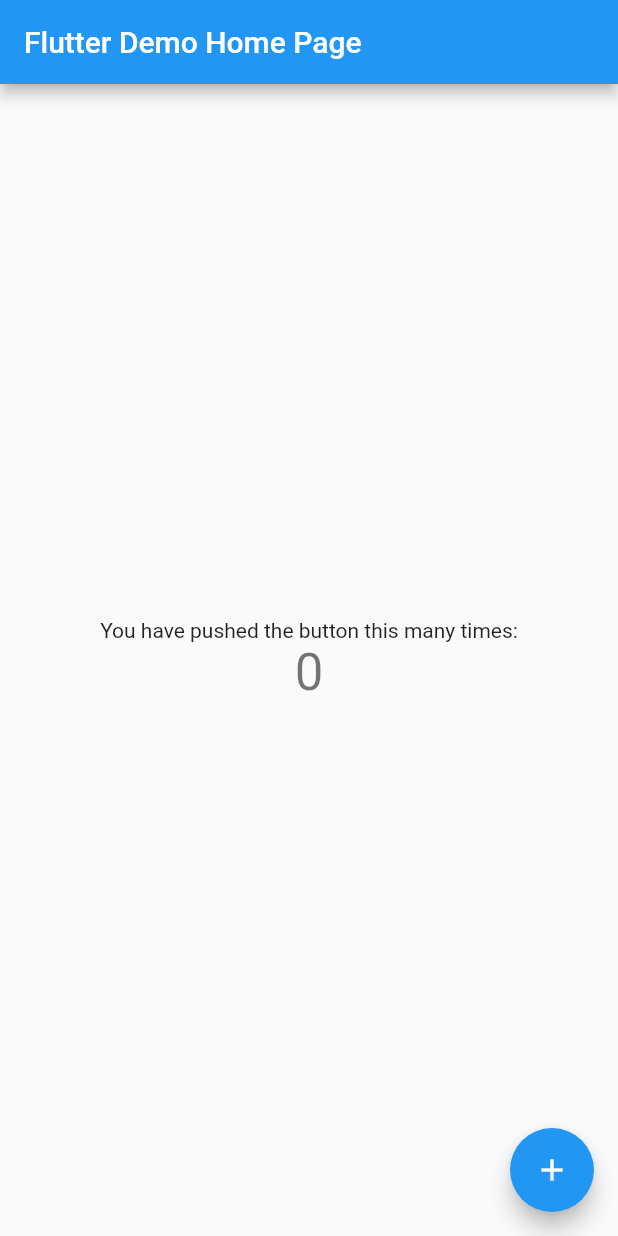
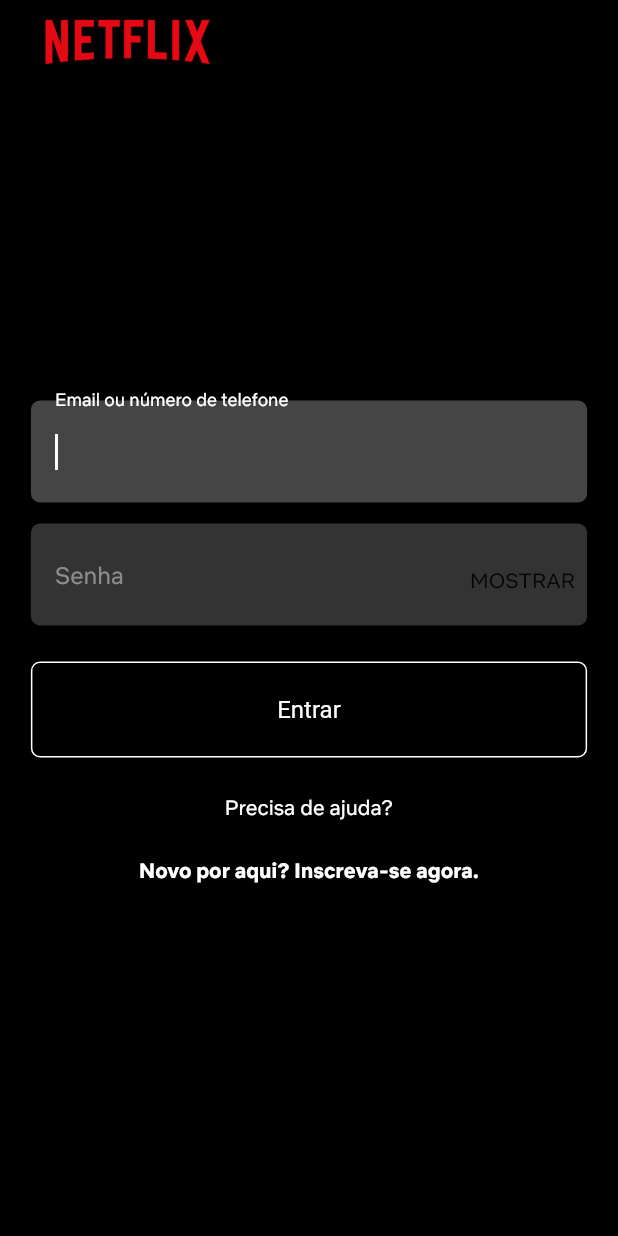
Before and after one commit to viniciusmoraisxd/netflix_clone, a Flutter app: the screen it shows after launch, on a phone screen of 412 x 824 dp. Run offline on Flutter 3.47's test engine with Material 2 defaults, Android fonts, the phone set to English and light mode, and no system bars.

Commit message:
feat: Login Page

```diff
--- a/lib/main.dart
+++ b/lib/main.dart
@@ -1,4 +1,6 @@
 import 'package:flutter/material.dart';
+import 'package:netflix_clone/presentation/pages/sign_in/sign_in_page.dart';
+import 'package:netflix_clone/shared/themes/themes.dart';
 
 void main() {
   runApp(const MyApp());
@@ -11,105 +13,10 @@ class MyApp extends StatelessWidget {
   @override
   Widget build(BuildContext context) {
     return MaterialApp(
-      title: 'Flutter Demo',
-      theme: ThemeData(
-        // This is the theme of your application.
-        //
-        // Try running your application with "flutter run". You'll see the
-        // application has a blue toolbar. Then, without quitting the app, try
-        // changing the primarySwatch below to Colors.green and then invoke
-        // "hot reload" (press "r" in the console where you ran "flutter run",
-        // or simply save your changes to "hot reload" in a Flutter IDE).
-        // Notice that the counter didn't reset back to zero; the application
-        // is not restarted.
-        primarySwatch: Colors.blue,
-      ),
-      home: const MyHomePage(title: 'Flutter Demo Home Page'),
+      debugShowCheckedModeBanner: false,
+      title: 'Netflix Clone App',
+      theme: AppTheme.nfTheme,
+      home: const SignInPage(),
     );
   }
 }
-
-class MyHomePage extends StatefulWidget {
-  const MyHomePage({Key? key, required this.title}) : super(key: key);
-
-  // This widget is the home page of your application. It is stateful, meaning
-  // that it has a State object (defined below) that contains fields that affect
-  // how it looks.
-
-  // This class is the configuration for the state. It holds the values (in this
-  // case the title) provided by the parent (in this case the App widget) and
-  // used by the build method of the State. Fields in a Widget subclass are
-  // always marked "final".
-
-  final String title;
-
-  @override
-  State<MyHomePage> createState() => _MyHomePageState();
-}
-
-class _MyHomePageState extends State<MyHomePage> {
-  int _counter = 0;
-
-  void _incrementCounter() {
-    setState(() {
-      // This call to setState tells the Flutter framework that something has
-      // changed in this State, which causes it to rerun the build method below
-      // so that the display can reflect the updated values. If we changed
-      // _counter without calling setState(), then the build method would not be
-      // called again, and so nothing would appear to happen.
-      _counter++;
-    });
-  }
-
-  @override
-  Widget build(BuildContext context) {
-    // This method is rerun every time setState is called, for instance as done
-    // by the _incrementCounter method above.
-    //
-    // The Flutter framework has been optimized to make rerunning build methods
-    // fast, so that you can just rebuild anything that needs updating rather
-    // than having to individually change instances of widgets.
-    return Scaffold(
-      appBar: AppBar(
-        // Here we take the value from the MyHomePage object that was created by
-        // the App.build method, and use it to set our appbar title.
-        title: Text(widget.title),
-      ),
-      body: Center(
-        // Center is a layout widget. It takes a single child and positions it
-        // in the middle of the parent.
-        child: Column(
-          // Column is also a layout widget. It takes a list of children and
-          // arranges them vertically. By default, it sizes itself to fit its
-          // children horizontally, and tries to be as tall as its parent.
-          //
-          // Invoke "debug painting" (press "p" in the console, choose the
-          // "Toggle Debug Paint" action from the Flutter Inspector in Android
-          // Studio, or the "Toggle Debug Paint" command in Visual Studio Code)
-          // to see the wireframe for each widget.
-          //
-          // Column has various properties to control how it sizes itself and
-          // how it positions its children. Here we use mainAxisAlignment to
-          // center the children vertically; the main axis here is the vertical
-          // axis because Columns are vertical (the cross axis would be
-          // horizontal).
-          mainAxisAlignment: MainAxisAlignment.center,
-          children: <Widget>[
-            const Text(
-              'You have pushed the button this many times:',
-            ),
-            Text(
-              '$_counter',
-              style: Theme.of(context).textTheme.headline4,
-            ),
-          ],
-        ),
-      ),
-      floatingActionButton: FloatingActionButton(
-        onPressed: _incrementCounter,
-        tooltip: 'Increment',
-        child: const Icon(Icons.add),
-      ), // This trailing comma makes auto-formatting nicer for build methods.
-    );
-  }
-}
--- /dev/null
+++ b/lib/presentation/pages/sign_in/sign_in_page.dart
@@ -0,0 +1,76 @@
+import 'package:flutter/material.dart';
+import 'package:netflix_clone/shared/themes/app_color.dart';
+import 'package:netflix_clone/shared/themes/app_images.dart';
+import 'package:netflix_clone/shared/widgets/widgets.dart';
+
+class SignInPage extends StatelessWidget {
+  const SignInPage({Key? key}) : super(key: key);
+
+  @override
+  Widget build(BuildContext context) {
+    return Scaffold(
+      backgroundColor: AppColors.black,
+      appBar: AppBar(
+        backgroundColor: AppColors.black,
+        elevation: 0,
+        title: Image.asset(
+          AppImages.nfLogo,
+          height: 58,
+        ),
+      ),
+      body: LayoutBuilder(
+        builder: (context, constraints) {
+          return ListView(children: [
+            Container(
+              constraints: BoxConstraints(maxHeight: constraints.maxHeight),
+              padding:
+                  EdgeInsets.symmetric(horizontal: constraints.maxWidth * 0.05),
+              child: Column(
+                mainAxisAlignment: MainAxisAlignment.center,
+                children: [
+                  const CustomTextFormField(
+                    autoFocus: true,
+                    label: "Email ou número de telefone",
+                  ),
+                  const SizedBox(
+                    height: 14,
+                  ),
+                  const CustomTextFormField(
+                    label: "Senha",
+                    obscureText: true,
+                    suffix: Padding(
+                      padding: EdgeInsets.only(right: 8.0),
+                      child: Text(
+                        "MOSTRAR",
+                        style: TextStyle(height: 3),
+                      ),
+                    ),
+                  ),
+                  Container(
+                    margin: const EdgeInsets.symmetric(vertical: 24),
+                    child: OutlinedButton(
+                      onPressed: () {},
+                      child: const Text("Entrar"),
+                    ),
+                  ),
+                  const Text(
+                    "Precisa de ajuda?",
+                    style: TextStyle(color: AppColors.white),
+                  ),
+                  Container(
+                    padding: const EdgeInsets.symmetric(vertical: 24),
+                    child: const Text("Novo por aqui? Inscreva-se agora.",
+                        style: TextStyle(
+                          color: AppColors.white,
+                          fontWeight: FontWeight.w600,
+                        )),
+                  ),
+                ],
+              ),
+            ),
+          ]);
+        },
+      ),
+    );
+  }
+}
--- /dev/null
+++ b/lib/shared/themes/app_color.dart
@@ -0,0 +1,32 @@
+import 'package:flutter/material.dart';
+
+class AppColors {
+  static MaterialColor primaryCustomColor =
+      MaterialColor(0xFFE6821E, customColor);
+
+  static Color netflixRed = const Color(0xFFe50914);
+  static Color primaryColor = const Color(0xFFe50914);
+  static Color bodyBackgroundColor = const Color(0xFFF3F3F3);
+  static Color cardBackgroundColor = const Color.fromRGBO(0, 0, 0, 0.75);
+  static Color unfocusBgColor = const Color(0xff333333);
+  static Color focusBgColor = const Color(0xFF454545);
+  static Color fontColorGrey = const Color(0xFF8c8c8c);
+
+
+
+  static const Color white = Colors.white;
+  static const Color black = Colors.black;
+}
+
+Map<int, Color> customColor = {
+  50: const Color.fromRGBO(230, 130, 30, 0.1),
+  100: const Color.fromRGBO(230, 130, 30, 0.2),
+  200: const Color.fromRGBO(230, 130, 30, 0.3),
+  300: const Color.fromRGBO(230, 130, 30, 0.4),
+  400: const Color.fromRGBO(230, 130, 30, 0.5),
+  500: const Color.fromRGBO(230, 130, 30, 0.6),
+  600: const Color.fromRGBO(230, 130, 30, 0.7),
+  700: const Color.fromRGBO(230, 130, 30, 0.8),
+  800: const Color.fromRGBO(230, 130, 30, 0.9),
+  900: const Color.fromRGBO(230, 130, 30, 1),
+};
--- /dev/null
+++ b/lib/shared/themes/app_images.dart
@@ -0,0 +1,6 @@
+class AppImages {
+  static const nfLogo = "$path/n_logo.png";
+  static const nfSymbol = "$path/n_symbol.png";
+}
+
+const String path = "assets/images/logo";
--- /dev/null
+++ b/lib/shared/themes/app_theme.dart
@@ -0,0 +1,43 @@
+import 'package:flutter/material.dart';
+
+import 'app_color.dart';
+
+class AppTheme {
+  static ThemeData get nfTheme => ThemeData(
+
+      backgroundColor: AppColors.black,
+      useMaterial3: false,
+      fontFamily: 'NetflixSans',
+      primarySwatch: AppColors.primaryCustomColor,
+      elevatedButtonTheme: ElevatedButtonThemeData(
+        style: ElevatedButton.styleFrom(
+          minimumSize: const Size.fromHeight(52),
+          textStyle: const TextStyle(
+            fontSize: 14,
+            fontWeight: FontWeight.bold,
+          ),
+          elevation: 0,
+          shape: RoundedRectangleBorder(
+            borderRadius: BorderRadius.circular(30),
+          ),
+          primary: AppColors.primaryColor,
+        ),
+      ),
+      outlinedButtonTheme: OutlinedButtonThemeData(
+        style: OutlinedButton.styleFrom(
+          minimumSize: const Size.fromHeight(64),
+          textStyle: const TextStyle(
+            fontSize: 16,
+            fontWeight: FontWeight.w400,
+          ),
+          elevation: 0,
+          shape: RoundedRectangleBorder(
+            borderRadius: BorderRadius.circular(6),
+          ),
+          side: const BorderSide(
+            color: AppColors.white,
+          ),
+          primary: AppColors.white
+        ),
+      ));
+}
--- /dev/null
+++ b/lib/shared/themes/app_typography.dart
@@ -0,0 +1,9 @@
+import 'package:flutter/material.dart';
+
+class AppTypography {
+  static TextStyle? appBarTextTheme(BuildContext context, {Color? color}) =>
+      Theme.of(context).textTheme.subtitle1?.copyWith(
+          color: color ?? Colors.white,
+          fontSize: 18,
+          fontWeight: FontWeight.w600);
+}
--- /dev/null
+++ b/lib/shared/themes/themes.dart
@@ -0,0 +1,4 @@
+export './app_color.dart';
+export './app_theme.dart';
+export './app_images.dart';
+export './app_typography.dart';
--- /dev/null
+++ b/lib/shared/widgets/custom_text_form_field_widget.dart
@@ -0,0 +1,106 @@
+import 'package:flutter/material.dart';
+import 'package:flutter/services.dart';
+import 'package:netflix_clone/shared/themes/app_color.dart';
+
+class CustomTextFormField extends StatefulWidget {
+  final TextEditingController? controller;
+  final String label;
+  final Function(String)? onChanged;
+  final Widget? suffix;
+  final TextInputType? textInputType;
+  final bool? enabled;
+  final bool? autoFocus;
+  final bool? obscureText;
+  final int? maxLength;
+  final String? errorText;
+  final String? helpText;
+  final String? prefixText;
+  final String? initialText;
+  final List<TextInputFormatter>? inputFormatters;
+
+  final String? Function(String?)? validator;
+
+  const CustomTextFormField({
+    Key? key,
+    required this.label,
+    this.onChanged,
+    this.suffix,
+    this.textInputType,
+    this.enabled,
+    this.autoFocus,
+    this.maxLength,
+    this.errorText,
+    this.obscureText,
+    this.controller,
+    this.helpText,
+    this.prefixText,
+    this.initialText,
+    this.inputFormatters,
+    this.validator,
+  }) : super(key: key);
+
+  @override
+  State<CustomTextFormField> createState() => _CustomTextFormFieldState();
+}
+
+class _CustomTextFormFieldState extends State<CustomTextFormField> {
+  final FocusNode _textFieldFocus = FocusNode();
+  Color _color = AppColors.unfocusBgColor;
+
+  @override
+  void initState() {
+    _textFieldFocus.addListener(() {
+      if (_textFieldFocus.hasFocus) {
+        setState(() {
+          _color = AppColors.focusBgColor;
+        });
+      } else {
+        setState(() {
+          _color = AppColors.unfocusBgColor;
+        });
+      }
+    });
+    super.initState();
+  }
+
+  @override
+  Widget build(BuildContext context) {
+    return TextFormField(
+      focusNode: _textFieldFocus,
+      inputFormatters: widget.inputFormatters,
+      autofocus: widget.autoFocus ?? false,
+      autovalidateMode: AutovalidateMode.onUserInteraction,
+      validator: widget.validator,
+      initialValue: widget.initialText,
+      controller: widget.initialText == null ? widget.controller : null,
+      onChanged: widget.onChanged,
+      keyboardType: widget.textInputType,
+      obscureText: widget.obscureText ?? false,
+      keyboardAppearance: Brightness.dark,
+      cursorHeight: 24,
+      cursorColor: AppColors.white,
+      style: const TextStyle(
+          color: AppColors.white, decoration: TextDecoration.none),
+      decoration: InputDecoration(
+          filled: true,
+          fillColor: _color,
+          border: OutlineInputBorder(
+            borderSide: BorderSide.none,
+            borderRadius: BorderRadius.circular(6),
+          ),
+          labelText: widget.label,
+          labelStyle: TextStyle(color: AppColors.fontColorGrey),
+          floatingLabelStyle:
+              const TextStyle(color: AppColors.white, height: 5),
+          helperStyle: const TextStyle(fontSize: 10),
+          helperText: widget.helpText,
+          errorText: widget.errorText,
+          suffixStyle: TextStyle(color: AppColors.fontColorGrey),
+          suffixIcon: widget.suffix,
+          prefixText: widget.prefixText,
+          alignLabelWithHint: true,
+          contentPadding:
+              const EdgeInsets.symmetric(horizontal: 16, vertical: 24)),
+    );
+  }
+}
--- /dev/null
+++ b/lib/shared/widgets/widgets.dart
@@ -0,0 +1 @@
+export './custom_text_form_field_widget.dart';
```
Also changed, not shown: pubspec.yaml (+9 -64 lines).
